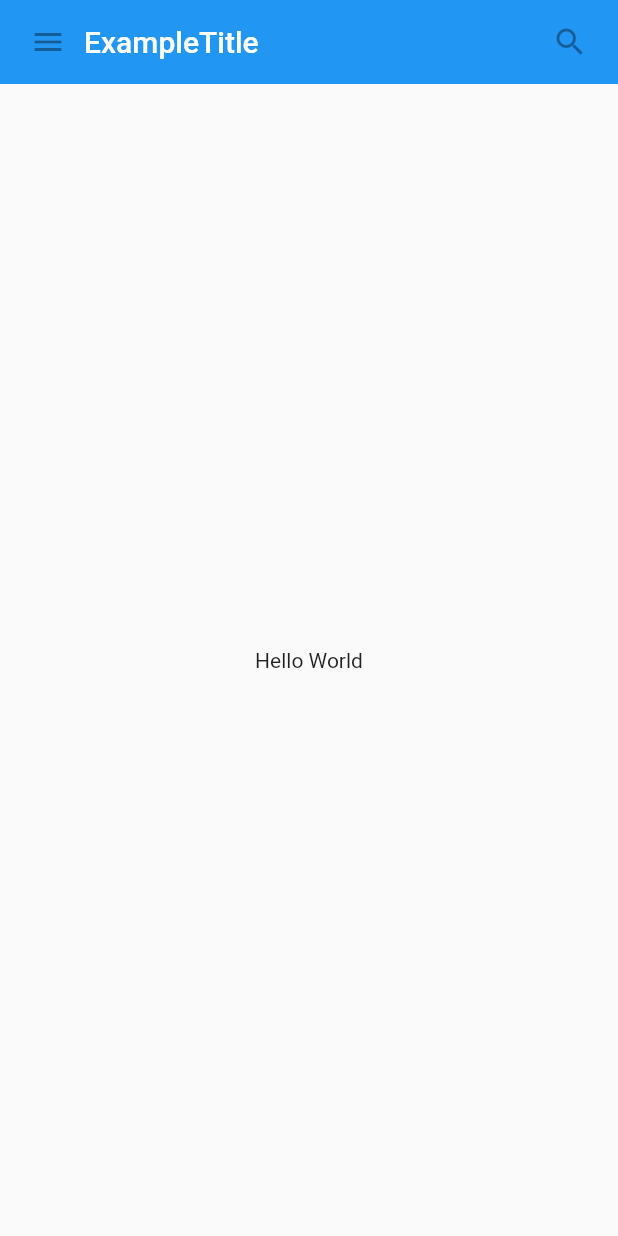
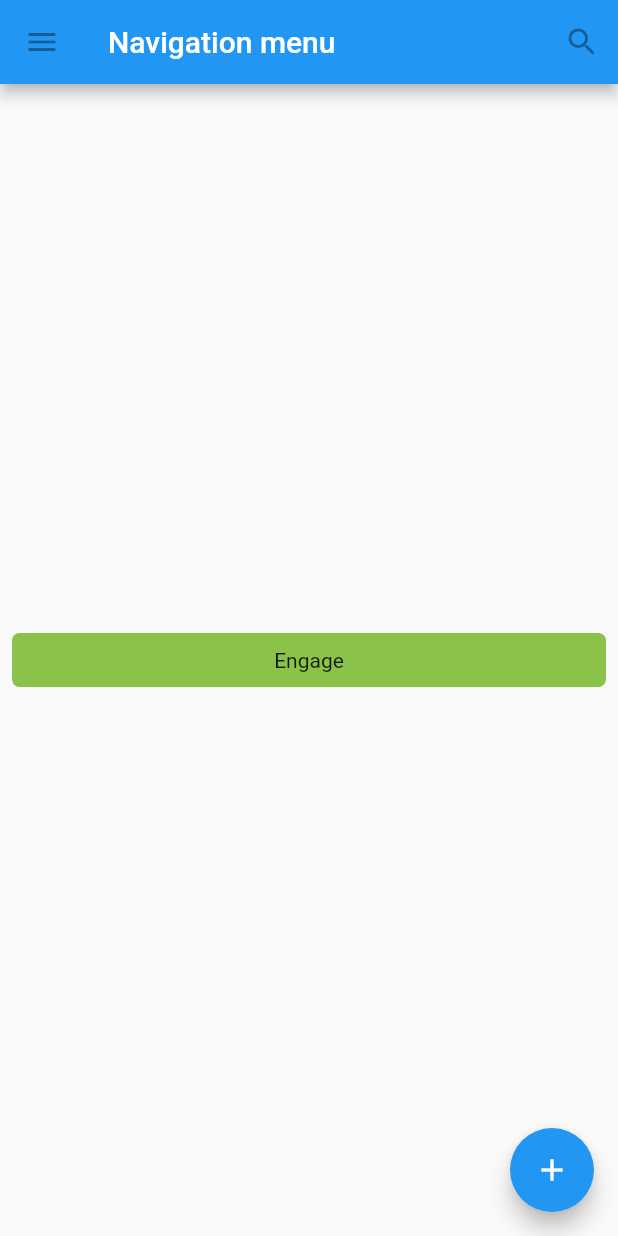
Before and after one commit to Iwaide/introduction_widgets, a Flutter app: the screen it shows after launch, on a phone screen of 412 x 824 dp. Run offline on Flutter 3.47's test engine with Material 2 defaults, Android fonts, the phone set to English and light mode, and no system bars.

```diff
--- a/lib/main.dart
+++ b/lib/main.dart
@@ -1,63 +1,59 @@
 import 'package:flutter/material.dart';
 
 void main() {
-  runApp(
-    MaterialApp(
-      title: 'Myapp',
-      home: MyScaffold()
-    )
-  );
+  runApp(MaterialApp(
+    title: 'Flutter Tutorial',
+    home: TutorialHome(),
+  ));
 }
 
-class MyAppBar extends StatelessWidget {
-  MyAppBar({this.title});
-  final Widget title;
-
+class TutorialHome extends StatelessWidget {
   @override
   Widget build(BuildContext context) {
-    return Container(
-      padding: const EdgeInsets.symmetric(horizontal: 8.0),
-      height: 56.0,
-      decoration: BoxDecoration(color: Colors.blue[500]),
-      child: Row(
-        children: <Widget>[
-          IconButton(
+    return Scaffold(
+      appBar: AppBar(
+        leading: IconButton(
           icon: Icon(Icons.menu),
           tooltip: 'NavigationMenu',
           onPressed: null,
         ),
-          Expanded(
-            child: title,
-          ),
+        title: Text('Navigation menu'),
+        actions: <Widget>[
           IconButton(
-            onPressed: null,
             icon: Icon(Icons.search),
             tooltip: 'Search',
+            onPressed: null,
           )
         ],
+      ),
+      body: Center(child: MyButton()),
+      floatingActionButton: FloatingActionButton(
+        tooltip: 'Add',
+        child: Icon(Icons.add),
+        onPressed: null,
       ),
     );
   }
 }
 
-class MyScaffold extends StatelessWidget {
+class MyButton extends StatelessWidget {
   @override
   Widget build(BuildContext context) {
-    return Material(
-      child: Column(
-        children: <Widget>[
-          MyAppBar(
-            title: Text(
-              'ExampleTitle',
-              style: Theme.of(context).primaryTextTheme.title,
+    return GestureDetector(
+      onTap: () {
+        print('My Button was tapped!');
+      },
+      child: Container(
+        height: 36.0,
+        padding: const EdgeInsets.all(8.0),
+        margin: const EdgeInsets.symmetric(horizontal: 8.0),
+        decoration: BoxDecoration(
+          borderRadius: BorderRadius.circular(5.0),
+          color: Colors.lightGreen[500],
         ),
+        child: Center(
+          child: Text('Engage'),
         ),
-          Expanded(
-            child: Center(
-              child: Text('Hello World'),
-            ),
-          )
-        ],
       ),
     );
   }
```
Lines whose indentation alone changed are shown as unchanged.
